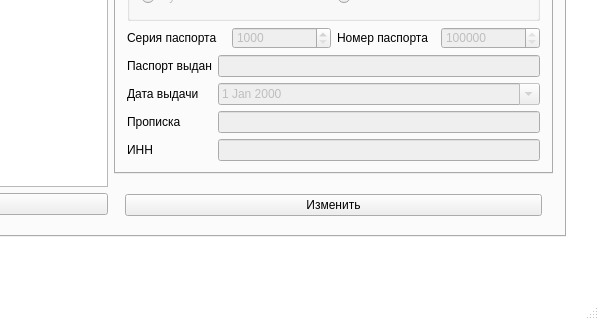
Above: iSalary/iSalary/mainwindow.ui from Polikarpova/iSalary before the change; both pictures show x 402 to 1001 and y 301 to 621 of the 1001 by 621 pixel window. Below: the same form after it.
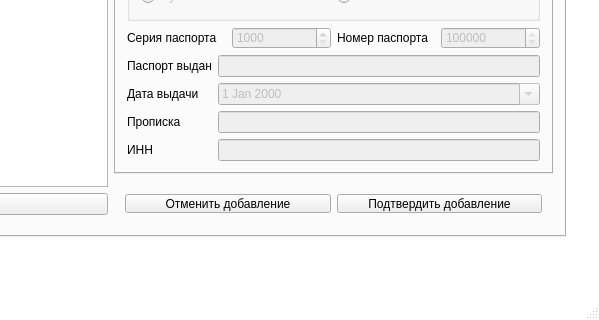
That is the form after the change. The open tabs and pages were chosen to show the change. Icons and pictures are not drawn.

Commit message: Добавлены кнопки отмены и подтверждения добавления нового менеджера

The edit to the form file:
```diff
--- a/iSalary/iSalary/mainwindow.ui
+++ b/iSalary/iSalary/mainwindow.ui
@@ -704,6 +704,24 @@
                       </item>
                      </layout>
                     </widget>
+                    <widget class="QWidget" name="submitOrCancelAddingTab">
+                     <layout class="QHBoxLayout" name="horizontalLayout_11">
+                      <item>
+                       <widget class="QPushButton" name="managerCancelAddButton">
+                        <property name="text">
+                         <string>Отменить добавление</string>
+                        </property>
+                       </widget>
+                      </item>
+                      <item>
+                       <widget class="QPushButton" name="managerSubmitAddButton">
+                        <property name="text">
+                         <string>Подтвердить добавление</string>
+                        </property>
+                       </widget>
+                      </item>
+                     </layout>
+                    </widget>
                    </widget>
                   </item>
                  </layout>
```
Left out of the diff: 16 changed lines with no effect on the pictures.
